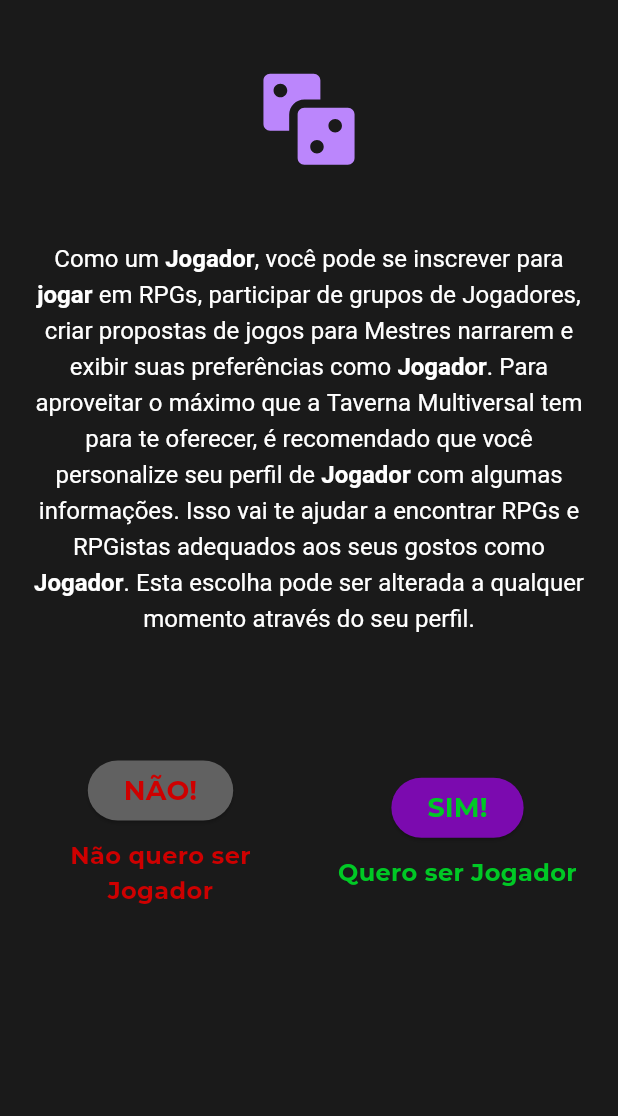
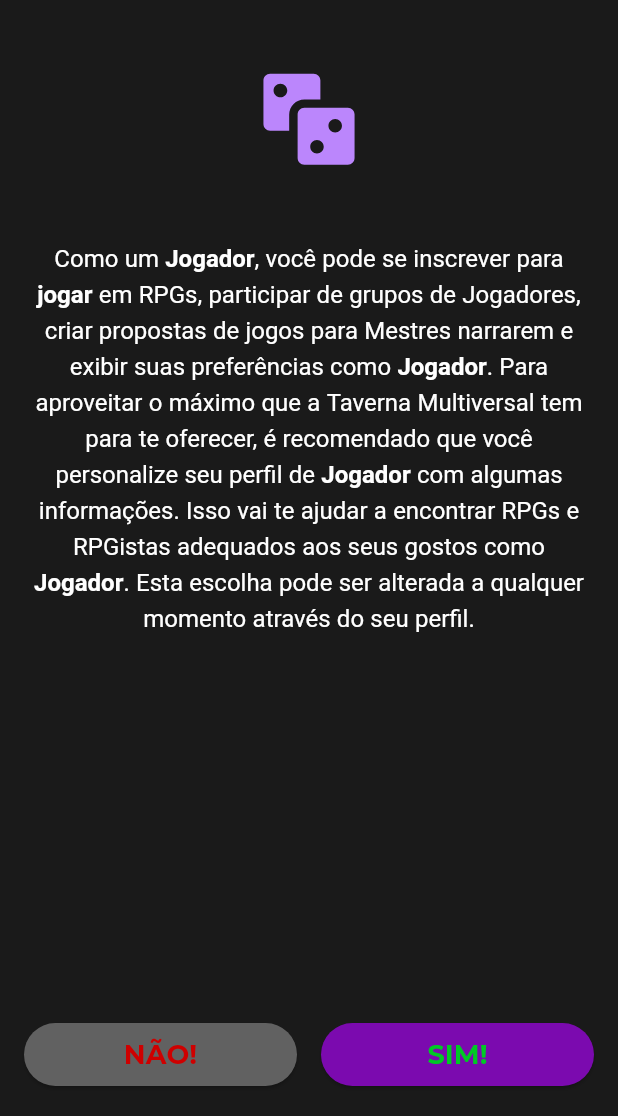
Before and after one commit to Enock21/tm, a Flutter app: the screen it shows after launch, on a phone screen of 412 x 824 dp, the part 120-1236 px from its top. Run offline on Flutter 3.47's test engine with Material 3 defaults, Android fonts, the phone set to English and light mode, and no system bars; our stand-ins replace flutter_svg, google_fonts; project files that could hold a hidden picture were left out.

Commit message:
#22: botões fixos no rodapé

```diff
--- a/tm_front/lib/screens/register/player/srp1_choice.dart
+++ b/tm_front/lib/screens/register/player/srp1_choice.dart
@@ -1,6 +1,6 @@
 import 'package:flutter/material.dart';
 import 'package:flutter_svg/flutter_svg.dart';
-import 'package:tm_front/components/c_buttons.dart'; // Certifique-se de importar onde o TMButton está definido.
+import 'package:tm_front/components/c_buttons.dart'; // Importa o TMButton
 
 class SRP1Choice extends StatelessWidget {
   final VoidCallback? onConfirm;
@@ -16,6 +16,7 @@
   Widget build(BuildContext context) {
     return Scaffold(
       backgroundColor: const Color(0xFF1A1A1A),
+      // O conteúdo que pode rolar fica no body:
       body: SafeArea(
         child: SingleChildScrollView(
           child: Padding(
@@ -129,55 +130,6 @@
                       ),
                     ),
                     const SizedBox(height: 80),
-
-                    // Botões lado a lado (NÃO à esquerda, SIM à direita)
-                    Row(
-                      children: [
-                        Expanded(
-                          child: Column(
-                            children: [
-                              TMButton.negative(
-                                text: 'NÃO!',
-                                onPressed: onDecline ?? () {},
-                              ),
-                              const SizedBox(height: 8),
-                              const Text(
-                                'Não quero ser Jogador',
-                                textAlign: TextAlign.center,
-                                style: TextStyle(
-                                  color: Color(0xFFCE0000),
-                                  fontFamily: 'Montserrat',
-                                  fontWeight: FontWeight.w700,
-                                  fontSize: 16,
-                                ),
-                              ),
-                            ],
-                          ),
-                        ),
-                        const SizedBox(width: 16),
-                        Expanded(
-                          child: Column(
-                            children: [
-                              TMButton.positive(
-                                text: 'SIM!',
-                                onPressed: onConfirm ?? () {},
-                              ),
-                              const SizedBox(height: 8),
-                              const Text(
-                                'Quero ser Jogador',
-                                textAlign: TextAlign.center,
-                                style: TextStyle(
-                                  color: Color(0xFF00C925),
-                                  fontFamily: 'Montserrat',
-                                  fontWeight: FontWeight.w700,
-                                  fontSize: 16,
-                                ),
-                              ),
-                            ],
-                          ),
-                        ),
-                      ],
-                    ),
                   ],
                 ),
               ),
@@ -185,6 +137,33 @@
           ),
         ),
       ),
+      // Rodapé fixo com os botões:
+      bottomNavigationBar: Padding(
+        padding: const EdgeInsets.symmetric(horizontal: 16.0, vertical: 20.0),
+        child: Row(
+          children: [
+            Expanded(
+              child: SizedBox(
+                height: 42,
+                child: TMButton.negative(
+                  text: 'NÃO!',
+                  onPressed: onDecline ?? () {},
+                ),
+              ),
+            ),
+            const SizedBox(width: 16),
+            Expanded(
+              child: SizedBox(
+                height: 42,
+                child: TMButton.positive(
+                  text: 'SIM!',
+                  onPressed: onConfirm ?? () {},
+                ),
+              ),
+            ),
+          ],
+        ),
+      ),
     );
   }
 }
```
